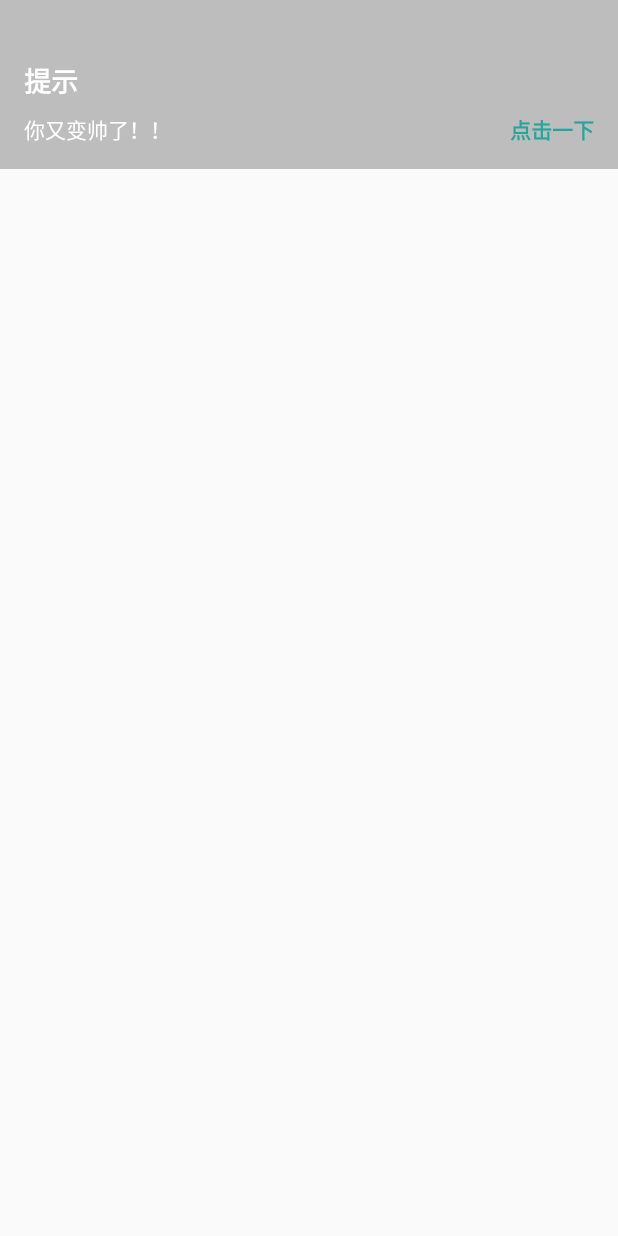
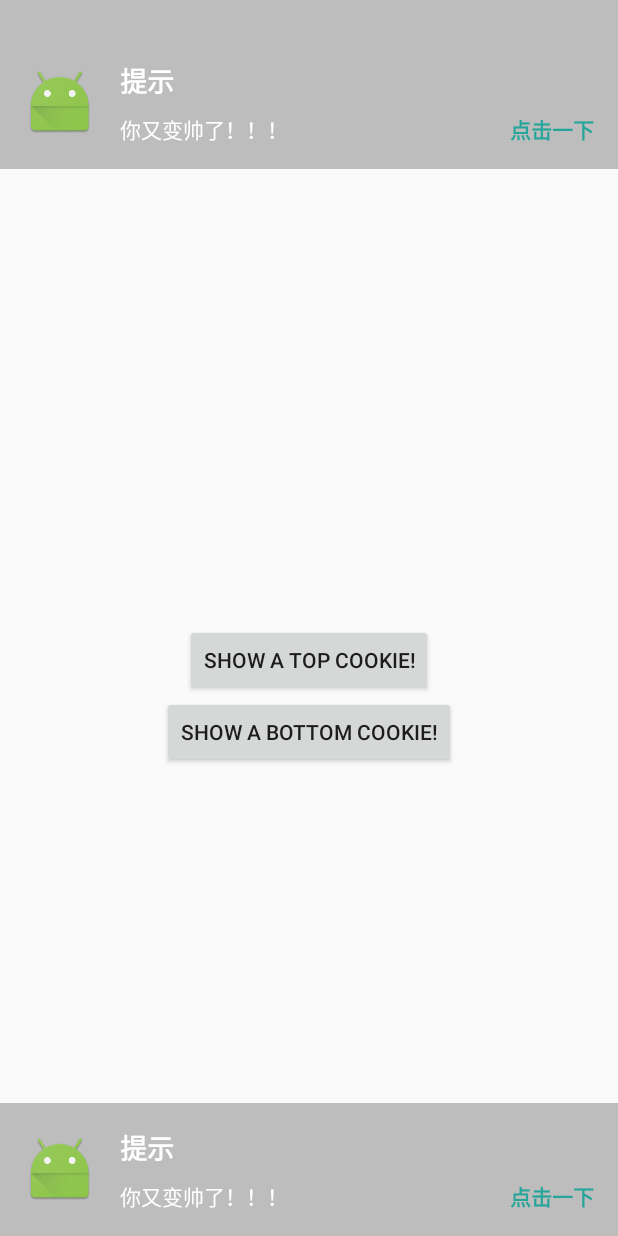
Before and after one commit to liuguangqiang/CookieBar, an Android app: the screen it shows after launch (MainActivity), after a tap on "点击一下", on a phone screen of 412 x 824 dp. Run offline under Robolectric (Android 15) with nearby library versions, the phone set to English and light mode, and no system bars; 2 other taps on this screen came first.

Commit message:
Support show a cookie bar at top or bottom.

```diff
--- a/app/src/main/java/com/liuguangqiang/cookie/MainActivity.java
+++ b/app/src/main/java/com/liuguangqiang/cookie/MainActivity.java
@@ -1,11 +1,10 @@
 package com.liuguangqiang.cookie;
 
-import android.support.v7.app.AlertDialog;
 import android.support.v7.app.AppCompatActivity;
 import android.os.Bundle;
 import android.view.Gravity;
 import android.view.View;
-import android.widget.TextView;
+import android.widget.Button;
 import android.widget.Toast;
 
 public class MainActivity extends AppCompatActivity {
@@ -15,18 +14,37 @@ public class MainActivity extends AppCompatActivity {
         super.onCreate(savedInstanceState);
         setContentView(R.layout.activity_main);
 
-        new AlertDialog.Builder(this).setTitle("").show();
-
-        TextView tvTest = (TextView) findViewById(R.id.tv_test);
-        tvTest.setOnClickListener(new View.OnClickListener() {
+        Button btnTop = (Button) findViewById(R.id.btn_top);
+        btnTop.setOnClickListener(new View.OnClickListener() {
             @Override
             public void onClick(View view) {
                 new CookieBar
                         .Builder(MainActivity.this)
+                        .setIcon(R.mipmap.ic_launcher)
                         .setTitle("提示")
-                        .setMessage("你又变帅了！！")
+                        .setMessage("你又变帅了！！！")
                         .setDuration(3000)
-                        .setLayoutGravity(Gravity.TOP)
+                        .setAction("点击一下", new OnActionClickListener() {
+                            @Override
+                            public void onClick() {
+                                Toast.makeText(getApplicationContext(), "点击后，我更帅了!", Toast.LENGTH_LONG).show();
+                            }
+                        })
+                        .show();
+            }
+        });
+
+        Button btnBottom = (Button) findViewById(R.id.btn_bottom);
+        btnBottom.setOnClickListener(new View.OnClickListener() {
+            @Override
+            public void onClick(View view) {
+                new CookieBar
+                        .Builder(MainActivity.this)
+                        .setIcon(R.mipmap.ic_launcher)
+                        .setTitle("提示")
+                        .setMessage("你又变帅了！！！")
+                        .setDuration(3000)
+                        .setLayoutGravity(Gravity.BOTTOM)
                         .setAction("点击一下", new OnActionClickListener() {
                             @Override
                             public void onClick() {
--- /dev/null
+++ b/app/src/main/res/anim/slide_in_from_bottom.xml
@@ -0,0 +1,10 @@
+<?xml version="1.0" encoding="utf-8"?>
+<set xmlns:android="http://schemas.android.com/apk/res/android"
+    android:duration="700"
+    android:interpolator="@anim/interpolator_slight_overshoot">
+
+    <translate
+        android:fromYDelta="100%"
+        android:toYDelta="0%" />
+
+</set>
--- /dev/null
+++ b/app/src/main/res/anim/slide_out_to_bottom.xml
@@ -0,0 +1,11 @@
+<?xml version="1.0" encoding="utf-8"?>
+<set xmlns:android="http://schemas.android.com/apk/res/android"
+    android:duration="500"
+    android:fillAfter="true"
+    android:interpolator="@anim/interpolator_slight_anticipate">
+
+    <translate
+        android:fromYDelta="0%"
+        android:toYDelta="100%" />
+
+</set>
--- a/app/src/main/res/layout/activity_main.xml
+++ b/app/src/main/res/layout/activity_main.xml
@@ -10,9 +10,18 @@
     android:paddingTop="@dimen/activity_vertical_margin"
     tools:context="com.liuguangqiang.cookie.MainActivity">
 
-    <TextView
-        android:id="@+id/tv_test"
+    <Button
+        android:id="@+id/btn_top"
         android:layout_width="wrap_content"
         android:layout_height="wrap_content"
-        android:text="Hello World!" />
+        android:layout_centerInParent="true"
+        android:text="Show a top cookie!" />
+
+    <Button
+        android:id="@+id/btn_bottom"
+        android:layout_width="wrap_content"
+        android:layout_height="wrap_content"
+        android:layout_below="@+id/btn_top"
+        android:layout_centerHorizontal="true"
+        android:text="Show a bottom cookie!" />
 </RelativeLayout>
--- a/app/src/main/res/layout/layout_cookie.xml
+++ b/app/src/main/res/layout/layout_cookie.xml
@@ -42,7 +42,6 @@
             android:layout_width="wrap_content"
             android:layout_height="wrap_content"
             android:layout_marginTop="8dp"
-            android:maxLines="1"
             android:text="message..."
             android:textColor="@android:color/white"
             android:textSize="14sp"
@@ -54,7 +53,7 @@
         android:id="@+id/btn_action"
         android:layout_width="wrap_content"
         android:layout_height="match_parent"
-        android:layout_marginLeft="16dp"
+        android:layout_marginLeft="24dp"
         android:gravity="bottom"
         android:text="ACTION"
         android:textColor="@color/action_color"
--- a/app/src/main/res/values/dimens.xml
+++ b/app/src/main/res/values/dimens.xml
@@ -2,5 +2,8 @@
     <!-- Default screen margins, per the Android Design guidelines. -->
     <dimen name="activity_horizontal_margin">16dp</dimen>
     <dimen name="activity_vertical_margin">16dp</dimen>
+
+    <dimen name="default_padding">16dp</dimen>
+    <dimen name="overshoot_padding">66dp</dimen>
     <dimen name="overshoot_margin">-50dp</dimen>
 </resources>
```
Also changed, not shown: app/src/main/java/com/liuguangqiang/cookie/Cookie.java (+24 -7 lines), app/src/main/java/com/liuguangqiang/cookie/CookieBar.java (+14 -2 lines), app/src/main/res/anim/alerter_pulse.xml (deleted, +0 -16 lines), app/src/main/res/anim/slide_in_from_top.xml (renamed from app/src/main/res/anim/alerter_slide_in_from_top.xml), app/src/main/res/anim/slide_out_to_top.xml (renamed from app/src/main/res/anim/alerter_slide_out_to_top.xml).
